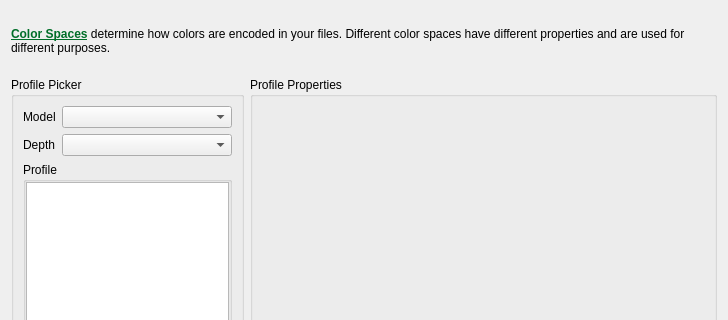
This is libs/ui/forms/wdgcolorspaceselectoradvanced.ui in KDE/krita as Qt 5 draws it before an edit; both pictures show x 0 to 728 and y 0 to 320 of the 728 by 710 pixel window. The edited form follows.
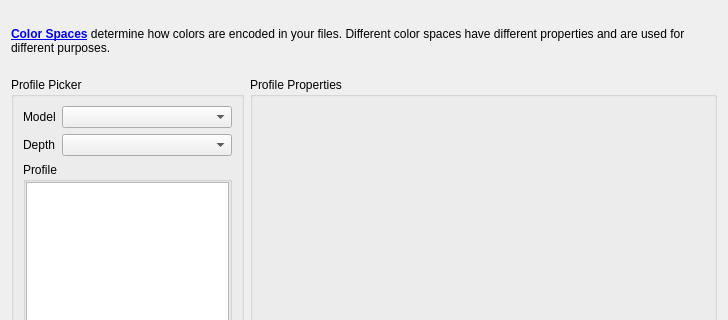
This is the edited form. Custom widgets are drawn as their Qt base class.

Commit message: Don't hardcode link text colors

What changed in the file:
```diff
--- a/libs/ui/forms/wdgcolorspaceselectoradvanced.ui
+++ b/libs/ui/forms/wdgcolorspaceselectoradvanced.ui
@@ -24,7 +24,7 @@
       </size>
      </property>
      <property name="text">
-      <string>&lt;html&gt;&lt;head/&gt;&lt;body&gt;&lt;p&gt;&lt;a href=&quot;https://en.wikipedia.org/wiki/Color_space&quot;&gt;&lt;span style=&quot; font-weight:600; text-decoration: underline; color:#006e28;&quot;&gt;Color Spaces&lt;/span&gt;&lt;/a&gt;  determine how colors are encoded in your files. Different color spaces have different properties and are used for different purposes.&lt;/p&gt;&lt;/body&gt;&lt;/html&gt;</string>
+      <string>&lt;html&gt;&lt;head/&gt;&lt;body&gt;&lt;p&gt;&lt;a href=&quot;https://en.wikipedia.org/wiki/Color_space&quot;&gt;&lt;span style=&quot; font-weight:600; text-decoration: underline; &quot;&gt;Color Spaces&lt;/span&gt;&lt;/a&gt;  determine how colors are encoded in your files. Different color spaces have different properties and are used for different purposes.&lt;/p&gt;&lt;/body&gt;&lt;/html&gt;</string>
      </property>
      <property name="textFormat">
       <enum>Qt::RichText</enum>
```
The commit also changes 1 other file.
